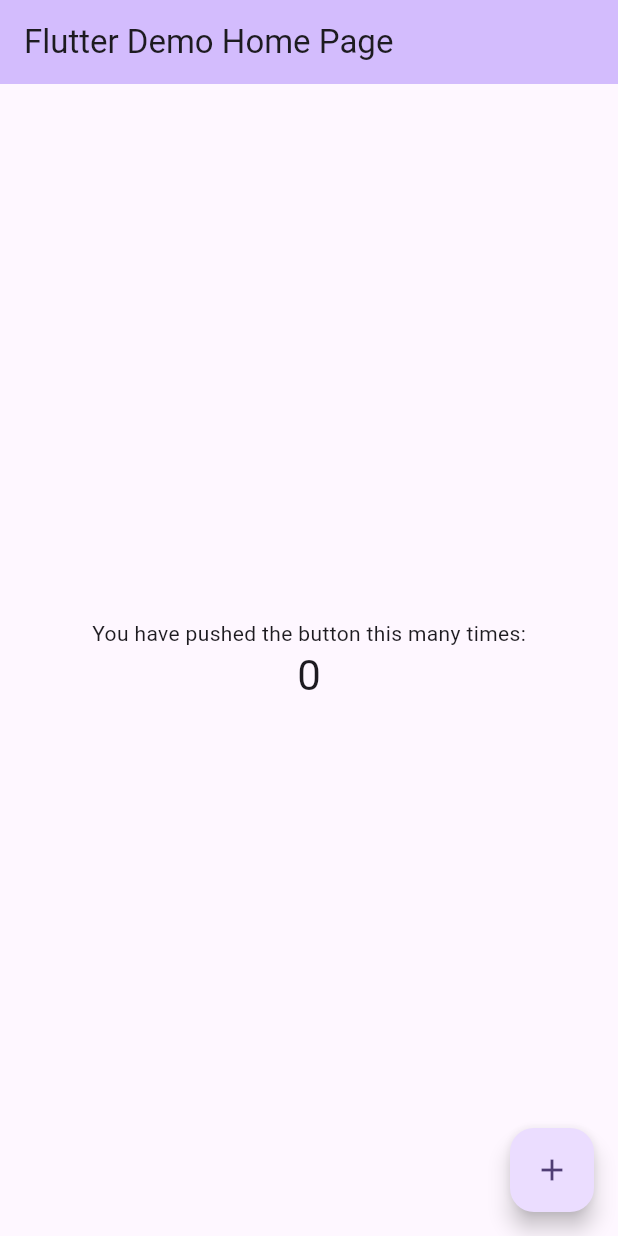
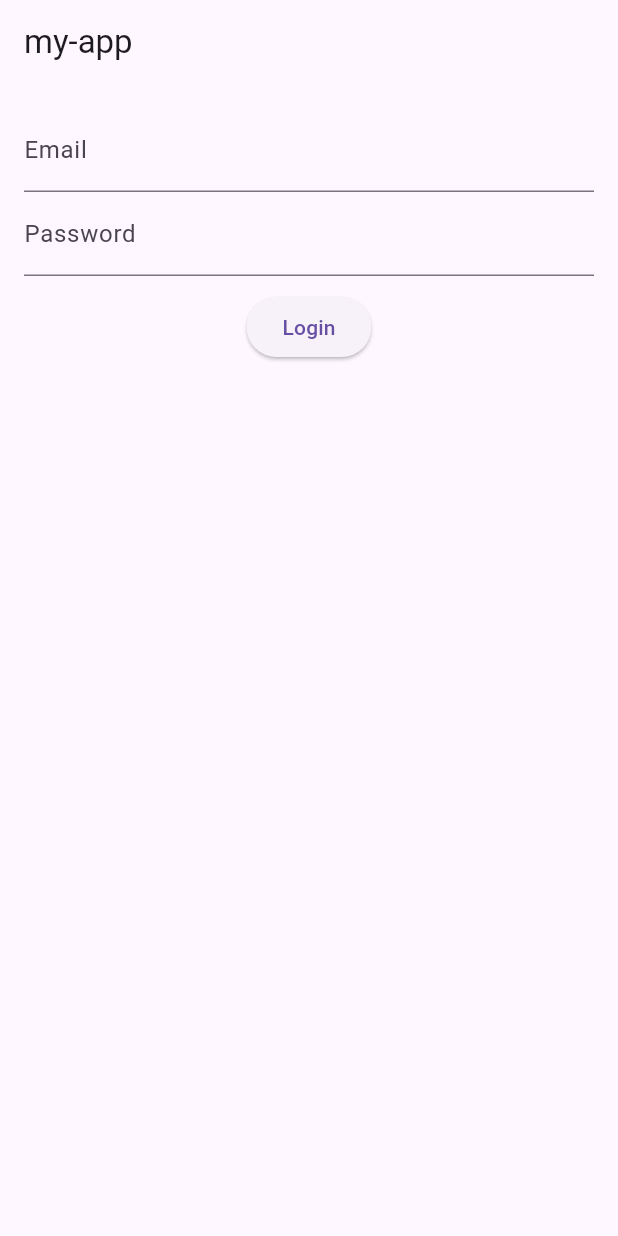
Before and after one commit to yair123123/flutter_driver, a Flutter app: the screen it shows after launch, on a phone screen of 412 x 824 dp. Run offline on Flutter 3.47's test engine with Material 3 defaults, Android fonts, the phone set to English and light mode, and no system bars; accounts and stored records are empty.

Commit message:
Add navigationand some screens

```diff
--- /dev/null
+++ b/devtools_options.yaml
@@ -0,0 +1,3 @@
+description: This file stores settings for Dart & Flutter DevTools.
+documentation: https://docs.flutter.dev/tools/devtools/extensions#configure-extension-enablement-states
+extensions:
--- a/lib/features/auth/presentation/screens/login_screen.dart
+++ b/lib/features/auth/presentation/screens/login_screen.dart
@@ -1 +1,55 @@
-class LoginScreen extends les {}
+import 'package:driver_app/core/screens/main_app_screen.dart';
+import 'package:driver_app/features/auth/presentation/providers/auth_provider.dart';
+import 'package:flutter/material.dart';
+import 'package:provider/provider.dart';
+
+class LoginScreen extends StatelessWidget {
+  final _emailController = TextEditingController();
+  final _passwordController = TextEditingController();
+
+  @override
+  Widget build(BuildContext context) {
+    // TODO: implement build
+    return Scaffold(
+      appBar: AppBar(title: Text("my-app")),
+      body: Padding(
+        padding: EdgeInsets.all(16.0),
+        child: Consumer<AuthProvider>(
+          builder: (context, provider, child) {
+            if(provider.user != null){
+              WidgetsBinding.instance.addPostFrameCallback((_){
+                Navigator.pushReplacement(
+                  context,
+                   MaterialPageRoute(builder: (_) => MainAppScreen())
+                   );
+              });
+            }
+            return Column(
+
+              children: [
+                TextField(
+                  controller:_emailController,
+                  decoration : InputDecoration(labelText: "Email")
+                ),
+                TextField(
+                  controller:_passwordController,
+                  decoration : InputDecoration(labelText: "Password"),
+                  obscureText: true,
+                ),
+                SizedBox(height: 10,),
+                if (provider.is_loading) CircularProgressIndicator(),
+                ElevatedButton(onPressed:() => provider.login(
+                  _emailController.text,
+                  _passwordController.text
+                ),
+                  child: Text("Login"),),
+                if (provider.user != null)
+                Text("You are logged in as ${provider.user!.email}")
+              ]
+              );
+          },
+        ),
+      ),
+    );
+  }
+}
--- a/lib/main.dart
+++ b/lib/main.dart
@@ -1,122 +1,28 @@
 import 'package:flutter/material.dart';
+import 'package:provider/provider.dart';
+import 'features/auth/data/datasources/auth_remote_datasource.dart';
+import 'features/auth/data/repositories/auth_repository_impl.dart';
+import 'features/auth/domain/usecases/login.dart';
+import 'features/auth/presentation/providers/auth_provider.dart';
+import 'features/auth/presentation/screens/login_screen.dart';
 
 void main() {
-  runApp(const MyApp());
+  runApp(MyApp());
 }
 
 class MyApp extends StatelessWidget {
-  const MyApp({super.key});
-
-  // This widget is the root of your application.
-  @override
   Widget build(BuildContext context) {
-    return MaterialApp(
-      title: 'Flutter Demo',
-      theme: ThemeData(
-        // This is the theme of your application.
-        //
-        // TRY THIS: Try running your application with "flutter run". You'll see
-        // the application has a purple toolbar. Then, without quitting the app,
-        // try changing the seedColor in the colorScheme below to Colors.green
-        // and then invoke "hot reload" (save your changes or press the "hot
-        // reload" button in a Flutter-supported IDE, or press "r" if you used
-        // the command line to start the app).
-        //
-        // Notice that the counter didn't reset back to zero; the application
-        // state is not lost during the reload. To reset the state, use hot
-        // restart instead.
-        //
-        // This works for code too, not just values: Most code changes can be
-        // tested with just a hot reload.
-        colorScheme: ColorScheme.fromSeed(seedColor: Colors.deepPurple),
+    final repositoryImpl = AuthRepositoryImpl(AuthRemoteDatasource());
+    return MultiProvider(
+      providers: [
+        ChangeNotifierProvider(
+          create: (_) => AuthProvider(Login(repositoryImpl)),
+        ),
+      ],
+      child: MaterialApp(
+        title: "Login",
+        home: LoginScreen(),
       ),
-      home: const MyHomePage(title: 'Flutter Demo Home Page'),
     );
   }
 }
-
-class MyHomePage extends StatefulWidget {
-  const MyHomePage({super.key, required this.title});
-
-  // This widget is the home page of your application. It is stateful, meaning
-  // that it has a State object (defined below) that contains fields that affect
-  // how it looks.
-
-  // This class is the configuration for the state. It holds the values (in this
-  // case the title) provided by the parent (in this case the App widget) and
-  // used by the build method of the State. Fields in a Widget subclass are
-  // always marked "final".
-
-  final String title;
-
-  @override
-  State<MyHomePage> createState() => _MyHomePageState();
-}
-
-class _MyHomePageState extends State<MyHomePage> {
-  int _counter = 0;
-
-  void _incrementCounter() {
-    setState(() {
-      // This call to setState tells the Flutter framework that something has
-      // changed in this State, which causes it to rerun the build method below
-      // so that the display can reflect the updated values. If we changed
-      // _counter without calling setState(), then the build method would not be
-      // called again, and so nothing would appear to happen.
-      _counter++;
-    });
-  }
-
-  @override
-  Widget build(BuildContext context) {
-    // This method is rerun every time setState is called, for instance as done
-    // by the _incrementCounter method above.
-    //
-    // The Flutter framework has been optimized to make rerunning build methods
-    // fast, so that you can just rebuild anything that needs updating rather
-    // than having to individually change instances of widgets.
-    return Scaffold(
-      appBar: AppBar(
-        // TRY THIS: Try changing the color here to a specific color (to
-        // Colors.amber, perhaps?) and trigger a hot reload to see the AppBar
-        // change color while the other colors stay the same.
-        backgroundColor: Theme.of(context).colorScheme.inversePrimary,
-        // Here we take the value from the MyHomePage object that was created by
-        // the App.build method, and use it to set our appbar title.
-        title: Text(widget.title),
-      ),
-      body: Center(
-        // Center is a layout widget. It takes a single child and positions it
-        // in the middle of the parent.
-        child: Column(
-          // Column is also a layout widget. It takes a list of children and
-          // arranges them vertically. By default, it sizes itself to fit its
-          // children horizontally, and tries to be as tall as its parent.
-          //
-          // Column has various properties to control how it sizes itself and
-          // how it positions its children. Here we use mainAxisAlignment to
-          // center the children vertically; the main axis here is the vertical
-          // axis because Columns are vertical (the cross axis would be
-          // horizontal).
-          //
-          // TRY THIS: Invoke "debug painting" (choose the "Toggle Debug Paint"
-          // action in the IDE, or press "p" in the console), to see the
-          // wireframe for each widget.
-          mainAxisAlignment: MainAxisAlignment.center,
-          children: <Widget>[
-            const Text('You have pushed the button this many times:'),
-            Text(
-              '$_counter',
-              style: Theme.of(context).textTheme.headlineMedium,
-            ),
-          ],
-        ),
-      ),
-      floatingActionButton: FloatingActionButton(
-        onPressed: _incrementCounter,
-        tooltip: 'Increment',
-        child: const Icon(Icons.add),
-      ), // This trailing comma makes auto-formatting nicer for build methods.
-    );
-  }
-}
--- a/pubspec.yaml
+++ b/pubspec.yaml
@@ -30,6 +30,7 @@ environment:
 dependencies:
   flutter:
     sdk: flutter
+  provider: ^6.0.0
 
   # The following adds the Cupertino Icons font to your application.
   # Use with the CupertinoIcons class for iOS style icons.
```
Also changed, not shown: lib/core/screens/main_app_screen.dart (added, +50 -0 lines), lib/features/rides/presentation/screens/list_screen.dart (added, +7 -0 lines), lib/features/rides/presentation/screens/map_screen.dart (added, +7 -0 lines), lib/features/map/presentation/screens/map_screen.dart (deleted), lib/features/rides/data/datasources/map_datasource.dart (added), lib/features/rides/data/models/location_model.dart (added), lib/features/rides/data/repositories/map_repository_impl.dart (added), lib/features/rides/domain/entities/location.dart (added), lib/features/rides/domain/repositories/map_repository.dart (added), lib/features/rides/domain/usecases/get_location.dart (added), lib/features/rides/presentation/providers/map_provider.dart (added), pubspec.lock, 1 other file.
